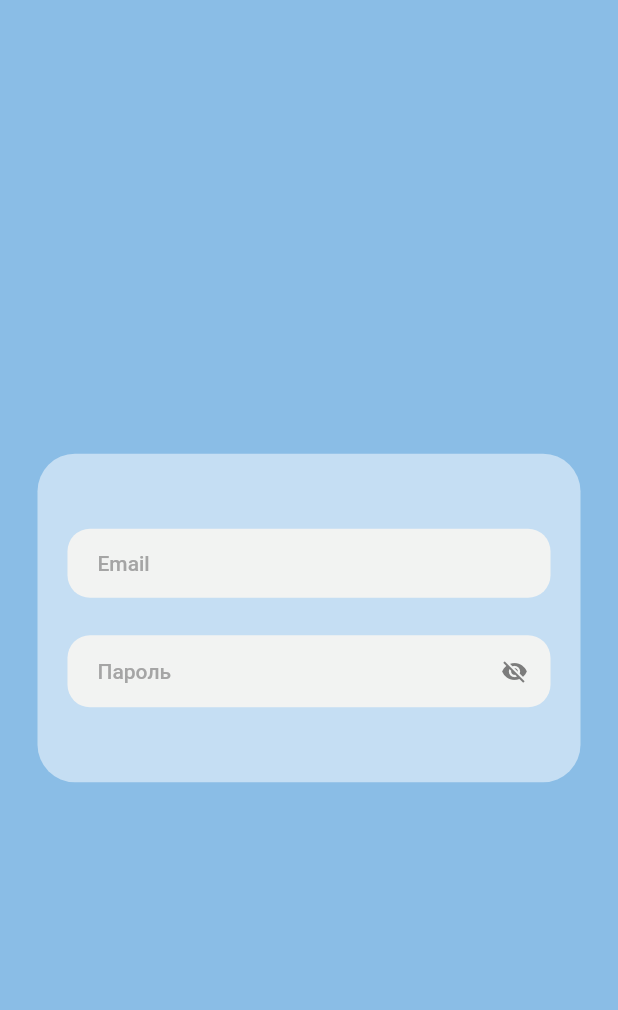
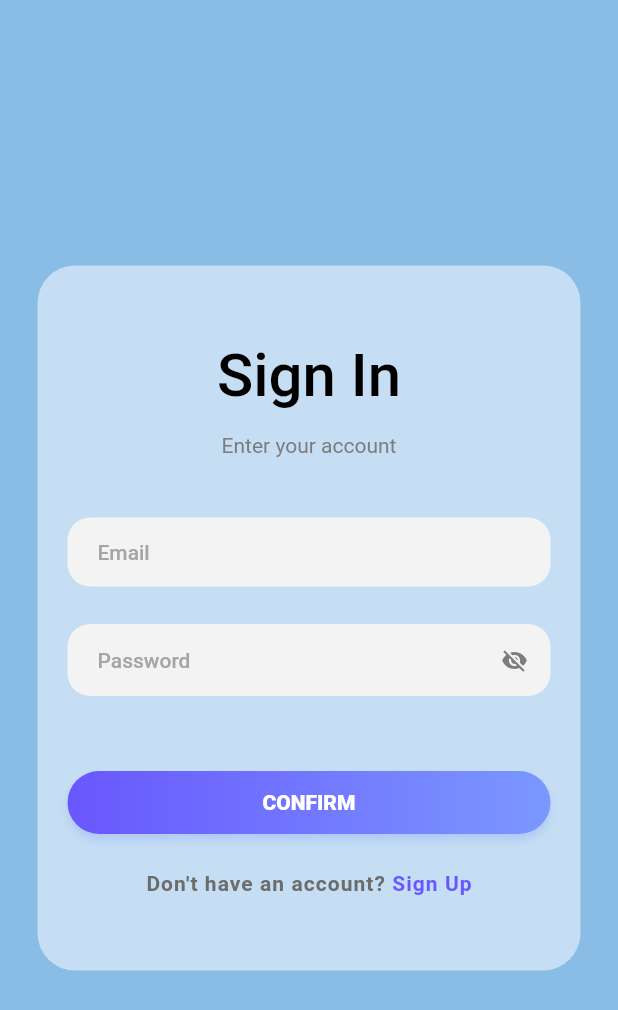
Before and after one commit to tsymbaliuk7/mafia-app-client, a Flutter app: the screen it shows after launch, on a phone screen of 412 x 824 dp. Shown: the top 1010 px of the screen. Run offline on Flutter 3.47's test engine with Material 2 defaults, Android fonts, the phone set to English and light mode, and no system bars; our stand-ins replace dio, get, get_storage, socket_io_client, typed_data; missing offline and left inert: flutter_webrtc.

Commit message:
sing in complete

```diff
--- /dev/null
+++ b/lib/exceptions/auth_exception.dart
@@ -0,0 +1,5 @@
+class AuthException implements Exception{
+  final String message;
+
+  AuthException(this.message);
+}
--- a/lib/models/user_model.dart
+++ b/lib/models/user_model.dart
@@ -4,6 +4,13 @@ class UserModel{
   final String email;
   final bool isMutedVideo;
   final bool isMutedAudio;
+
+  UserModel.empty() :
+    id = 0,
+    username = '',
+    email = '',
+    isMutedAudio = false,
+    isMutedVideo = false;
 
   UserModel({
     required this.id,
--- a/lib/views/sign_in_page.dart
+++ b/lib/views/sign_in_page.dart
@@ -1,7 +1,15 @@
+import 'package:flutter/gestures.dart';
 import 'package:flutter/material.dart';
+import 'package:get/get.dart';
+
+import '../controllers/auth_controller.dart';
+import '../controllers/rooms_controller.dart';
+import '../widgets/primary_buttons.dart';
 
 class SignInPage extends StatefulWidget {
-  const SignInPage({Key? key}) : super(key: key);
+  SignInPage({Key? key}) : super(key: key);
+
+  final AuthController authController = Get.find();
 
   @override
   State<SignInPage> createState() => _SignInPageState();
@@ -22,7 +30,7 @@ class _SignInPageState extends State<SignInPage> {
     String pattern = r"^[-!#$%&'*+\/0-9=?A-Z^_a-z{|}~](\.?[-!#$%&'*+\/0-9=?A-Z^_a-z`{|}~])*@[a-zA-Z0-9](-*\.?[a-zA-Z0-9])*\.[a-zA-Z](-?[a-zA-Z0-9])+$";
     RegExp regex = RegExp(pattern);
     if (value == null || value.isEmpty || !regex.hasMatch(value)) {
-      return 'Введіть правильну електронну адресу';
+      return 'Enter valid email';
     }
     return null;
   }
@@ -50,6 +58,29 @@ class _SignInPageState extends State<SignInPage> {
                 ),
                 child: Column(
                   children: [
+                    const Padding(
+                      padding: EdgeInsets.only(bottom: 15),
+                      child: Text(
+                        'Sign In',
+                        style: TextStyle(
+                          fontSize: 40,
+                          fontWeight: FontWeight.w500,
+                          color: Colors.black,
+                        ),
+                      ),
+                    ),
+                    const Padding(
+                      padding: EdgeInsets.only(bottom: 40),
+                      child: Text(
+                        'Enter your account',
+                        textAlign: TextAlign.center,
+                        style: TextStyle(
+                          fontSize: 14,
+                          fontWeight: FontWeight.w400,
+                          color: Color(0xff7C7C7C),
+                        ),
+                      ),
+                    ),
                     Form(
                       key: _formKey,
                       autovalidateMode: AutovalidateMode.onUserInteraction,
@@ -93,9 +124,9 @@ class _SignInPageState extends State<SignInPage> {
                             controller: passwordController,
                             validator: (value) {
                               if (value == null || value.isEmpty) {
-                                return 'Введіть пароль';
+                                return 'Enter password';
                               } else if (value.length < 8) {
-                                return 'Довжина паролю повинна бути не менше 8 символів';
+                                return 'Password should be longer than 8 characters';
                               }
                               return null;
                             },
@@ -109,7 +140,7 @@ class _SignInPageState extends State<SignInPage> {
                             ),
                             decoration: InputDecoration(
                               contentPadding: const EdgeInsets.only(top: 20, left: 20, right: 20),
-                              hintText: 'Пароль',
+                              hintText: 'Password',
                               filled: true,
                               isDense: true,
                               border: OutlineInputBorder(
@@ -149,6 +180,75 @@ class _SignInPageState extends State<SignInPage> {
                               ),
                             ),
                           ),
+                          Obx((){
+                            if (widget.authController.status.value == Status.failure
+                              && widget.authController.errorMessage.value.isNotEmpty) {
+                              return Padding(
+                                padding: const EdgeInsets.only(top: 10),
+                                child: Text(widget.authController.errorMessage.value,
+                                    style: const TextStyle(color: Colors.red, fontSize: 12)),
+                              );
+                            } else {
+                              return Container();
+                            }
+                          }),
+                          Padding(
+                            padding: const EdgeInsets.only(top: 50, bottom: 25),
+                            child: PrimaryButton(
+                              buttonHeight: 42,
+                              title: 'confirm',
+                              onTap: () {
+                                FocusManager.instance.primaryFocus?.unfocus();
+                                if (_formKey.currentState!.validate()) {
+                                  widget.authController.signIn(emailController.text, passwordController.text);
+                                }
+                              },
+                            ),
+                          ),
+                          // Padding(
+                          //   padding: const EdgeInsets.only(bottom: 42),
+                          //   child: Center(
+                          //     child: RichText(
+                          //         text: TextSpan(
+                          //       text: 'Forgot password? ',
+                          //       recognizer: TapGestureRecognizer()..onTap = () => {},
+                          //       style: const TextStyle(
+                          //         fontSize: 14,
+                          //         fontWeight: FontWeight.w600,
+                          //         color: Color(0xff2B2B2B),
+                          //         letterSpacing: 0.7,
+                          //       ),
+                          //     )),
+                          //   ),
+                          // ),
+                          Center(
+                            child: RichText(
+                              text: TextSpan(
+                                text: 'Don\'t have an account? ',
+                                style: const TextStyle(
+                                  fontSize: 14,
+                                  fontWeight: FontWeight.w600,
+                                  color: Color(0xff6C6C6C),
+                                  letterSpacing: 0.7,
+                                ),
+                                children: [
+                                  TextSpan(
+                                    text: 'Sign Up',
+                                    style: const TextStyle(
+                                      fontSize: 14,
+                                      fontWeight: FontWeight.w600,
+                                      color: Color(0xFF6957FE),
+                                      letterSpacing: 0.7,
+                                    ),
+                                    recognizer: TapGestureRecognizer()
+                                      ..onTap = () {
+
+                                      },
+                                  ),
+                                ],
+                              ),
+                            ),
+                          )
                         ],
                       ),
                     ),
--- a/lib/views/start_page.dart
+++ b/lib/views/start_page.dart
@@ -6,7 +6,7 @@ import '../controllers/auth_controller.dart';
 class StartPage extends StatelessWidget {
   StartPage({Key? key}) : super(key: key);
 
-  final AuthController webrtcController = Get.put(AuthController());
+  final AuthController authController = Get.put(AuthController());
 
   @override
   Widget build(BuildContext context) {
--- /dev/null
+++ b/lib/widgets/primary_buttons.dart
@@ -0,0 +1,62 @@
+import 'package:flutter/material.dart';
+
+class PrimaryButton extends StatelessWidget {
+  final Function()? onTap;
+  final String title;
+  final double buttonHeight;
+
+  final gradientColors = const [Color(0xFF6957FE), Color(0xFF7B98FF)];
+
+  const PrimaryButton({
+    Key? key,
+    required this.onTap,
+    required this.title,
+    required this.buttonHeight,
+  }) : super(key: key);
+
+  @override
+  Widget build(BuildContext context) {
+    return Row(
+      children: [
+        Expanded(
+          child: Container(
+            height: buttonHeight,
+            decoration: BoxDecoration(
+              gradient: LinearGradient(
+                colors: gradientColors,
+                begin: Alignment.centerLeft,
+                end: Alignment.centerRight,
+              ),
+              borderRadius: BorderRadius.circular(25),
+              boxShadow: [
+                BoxShadow(
+                  color: gradientColors[1].withOpacity(0.3),
+                  blurRadius: 4,
+                  offset: const Offset(0, 4),
+                ),
+              ],
+            ),
+            child: Material(
+              color: Colors.transparent,
+              child: InkWell(
+                highlightColor: Colors.white.withOpacity(0.1),
+                borderRadius: BorderRadius.circular(25),
+                onTap: onTap,
+                child: Center(
+                  child: Text(
+                    title.toUpperCase(),
+                    style: const TextStyle(
+                      color: Colors.white,
+                      fontSize: 14,
+                      fontWeight: FontWeight.w800,
+                    ),
+                  ),
+                ),
+              ),
+            ),
+          ),
+        ),
+      ],
+    );
+  }
+}
```
Also changed, not shown: lib/controllers/auth_controller.dart (+53 -5 lines), lib/network/api_repository.dart (+61 -7 lines).
